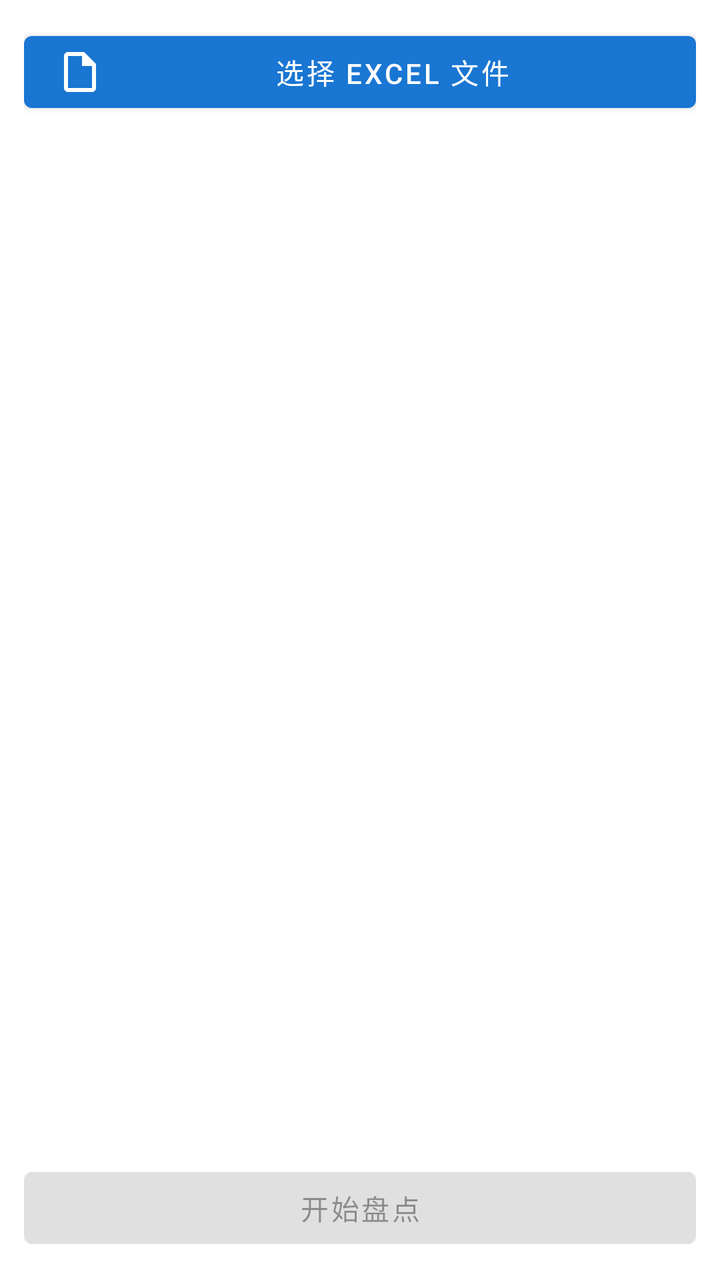
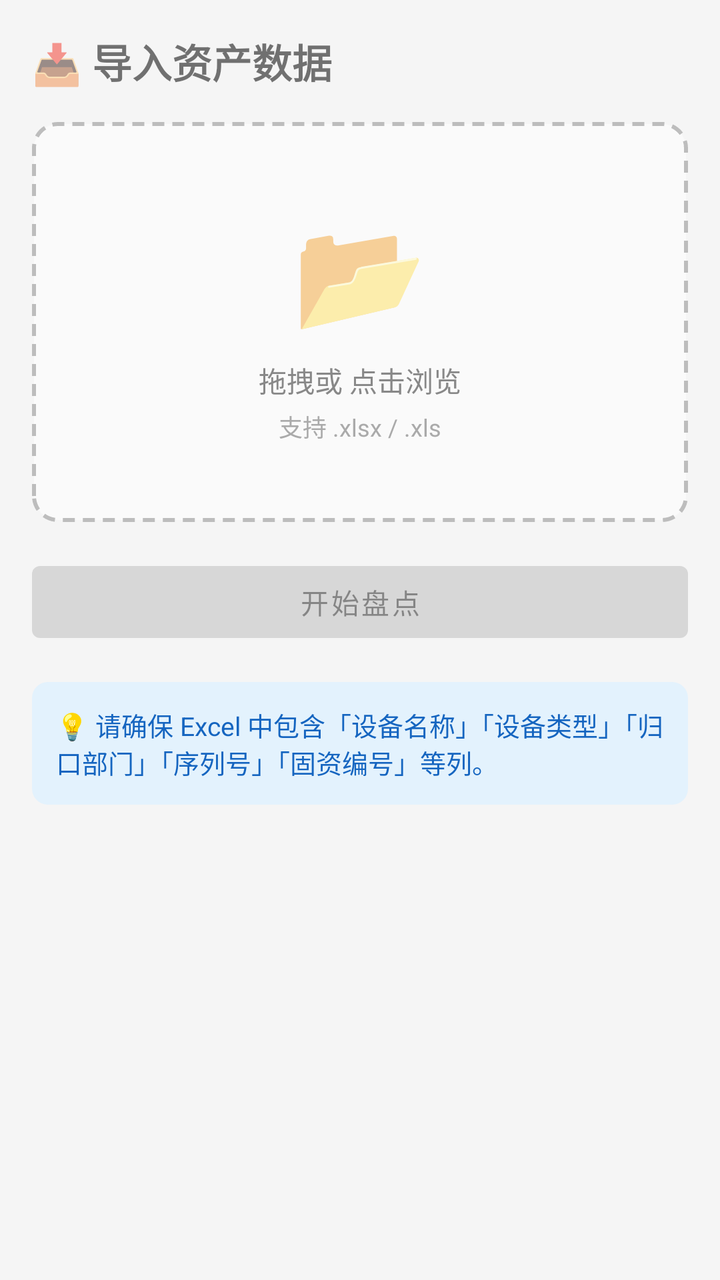

Screens rendered from an Android XML layout before and after an edit, with the pre-edit source and the edit as a unified diff.
<!-- AndroidManifest.xml: application theme Theme.HuaxiaInventory -->
<!-- res/layout/fragment_import.xml -->
<?xml version="1.0" encoding="utf-8"?>
<androidx.constraintlayout.widget.ConstraintLayout
    xmlns:android="http://schemas.android.com/apk/res/android"
    xmlns:app="http://schemas.android.com/apk/res-auto"
    android:layout_width="match_parent"
    android:layout_height="match_parent"
    android:padding="@dimen/cardMargin">

    <com.google.android.material.button.MaterialButton
        android:id="@+id/pickFileBtn"
        android:layout_width="0dp"
        android:layout_height="wrap_content"
        android:text="@string/import_pick_file"
        app:icon="@drawable/ic_doc"
        app:layout_constraintTop_toTopOf="parent"
        app:layout_constraintStart_toStartOf="parent"
        app:layout_constraintEnd_toEndOf="parent" />

    <androidx.cardview.widget.CardView
        android:id="@+id/fileInfoCard"
        android:layout_width="0dp"
        android:layout_height="wrap_content"
        android:layout_marginTop="16dp"
        android:visibility="gone"
        app:cardCornerRadius="8dp"
        app:layout_constraintTop_toBottomOf="@id/pickFileBtn"
        app:layout_constraintStart_toStartOf="parent"
        app:layout_constraintEnd_toEndOf="parent">

        <LinearLayout
            android:layout_width="match_parent"
            android:layout_height="wrap_content"
            android:orientation="vertical"
            android:padding="@dimen/cardPadding">

            <TextView android:id="@+id/fileNameTv"
                android:layout_width="match_parent"
                android:layout_height="wrap_content"
                android:textSize="@dimen/textSizeBody" />

            <TextView android:id="@+id/countTv"
                android:layout_width="match_parent"
                android:layout_height="wrap_content"
                android:textSize="@dimen/textSizeBody" />

            <TextView android:id="@+id/errorsTv"
                android:layout_width="match_parent"
                android:layout_height="wrap_content"
                android:textSize="@dimen/textSizeBody"
                android:textColor="@color/statusMissing" />
        </LinearLayout>
    </androidx.cardview.widget.CardView>

    <TextView
        android:id="@+id/previewHeaderTv"
        android:layout_width="wrap_content"
        android:layout_height="wrap_content"
        android:layout_marginTop="16dp"
        android:text="@string/import_preview_hint"
        android:textSize="@dimen/textSizeBody"
        android:visibility="gone"
        app:layout_constraintTop_toBottomOf="@id/fileInfoCard"
        app:layout_constraintStart_toStartOf="parent" />

    <androidx.recyclerview.widget.RecyclerView
        android:id="@+id/previewRv"
        android:layout_width="0dp"
        android:layout_height="0dp"
        android:layout_marginTop="8dp"
        android:visibility="gone"
        app:layout_constraintTop_toBottomOf="@id/previewHeaderTv"
        app:layout_constraintStart_toStartOf="parent"
        app:layout_constraintEnd_toEndOf="parent"
        app:layout_constraintBottom_toTopOf="@id/startBtn" />

    <com.google.android.material.button.MaterialButton
        android:id="@+id/startBtn"
        android:layout_width="0dp"
        android:layout_height="wrap_content"
        android:layout_marginTop="16dp"
        android:text="@string/import_start"
        android:enabled="false"
        app:layout_constraintStart_toStartOf="parent"
        app:layout_constraintEnd_toEndOf="parent"
        app:layout_constraintBottom_toBottomOf="parent" />
</androidx.constraintlayout.widget.ConstraintLayout>
<!-- resources referenced by this layout -->
<resources>
  <color name="statusMissing">#C62828</color>
  <dimen name="cardMargin">12dp</dimen>
  <dimen name="cardPadding">16dp</dimen>
  <dimen name="textSizeBody">14sp</dimen>
  <!-- drawable ic_doc (drawable) -->
  <vector xmlns:android="http://schemas.android.com/apk/res/android"
      android:width="24dp" android:height="24dp"
      android:viewportWidth="24" android:viewportHeight="24"
      android:tint="?attr/colorControlNormal">
      <path android:fillColor="@android:color/white"
          android:pathData="M14,2H6c-1.1,0 -2,0.9 -2,2v16c0,1.1 0.9,2 2,2h12c1.1,0 2,-0.9 2,-2V8L14,2zM6,20V4h7v5h5v11H6z"/>
  </vector>
  <string name="import_pick_file">选择 Excel 文件</string>
  <string name="import_preview_hint">预览 (前 10 条)</string>
  <string name="import_start">开始盘点</string>
  <style name="Theme.HuaxiaInventory" parent="Theme.MaterialComponents.DayNight.NoActionBar">
          <item name="colorPrimary">@color/colorPrimary</item>
          <item name="colorPrimaryDark">@color/colorPrimaryDark</item>
          <item name="colorAccent">@color/colorAccent</item>
          <item name="colorOnPrimary">@android:color/white</item>
          <item name="android:statusBarColor">@color/colorPrimary</item>
          <item name="android:windowLightStatusBar">false</item>
          <item name="toolbarStyle">@style/Huaxia.Toolbar</item>
      </style>
  <color name="colorPrimary">#1976D2</color>
  <color name="colorPrimaryDark">#0D47A1</color>
  <color name="colorAccent">#FF9800</color>
  <style name="Huaxia.Toolbar" parent="Widget.MaterialComponents.Toolbar.Primary">
          <item name="android:background">@color/colorPrimary</item>
          <item name="titleTextColor">@android:color/white</item>
          <item name="subtitleTextColor">@android:color/white</item>
          <item name="android:elevation">4dp</item>
      </style>
</resources>

<!-- the commit's change to res/layout/fragment_import.xml (unified diff, before → after) -->
@@ -1,86 +1,116 @@
 <?xml version="1.0" encoding="utf-8"?>
-<androidx.constraintlayout.widget.ConstraintLayout
+<ScrollView
     xmlns:android="http://schemas.android.com/apk/res/android"
     xmlns:app="http://schemas.android.com/apk/res-auto"
     android:layout_width="match_parent"
     android:layout_height="match_parent"
-    android:padding="@dimen/cardMargin">
+    android:background="@color/bgSurface">
 
-    <com.google.android.material.button.MaterialButton
-        android:id="@+id/pickFileBtn"
-        android:layout_width="0dp"
+    <LinearLayout
+        android:layout_width="match_parent"
         android:layout_height="wrap_content"
-        android:text="@string/import_pick_file"
-        app:icon="@drawable/ic_doc"
-        app:layout_constraintTop_toTopOf="parent"
-        app:layout_constraintStart_toStartOf="parent"
-        app:layout_constraintEnd_toEndOf="parent" />
+        android:orientation="vertical"
+        android:padding="@dimen/cardPadding">
 
-    <androidx.cardview.widget.CardView
-        android:id="@+id/fileInfoCard"
-        android:layout_width="0dp"
-        android:layout_height="wrap_content"
-        android:layout_marginTop="16dp"
-        android:visibility="gone"
-        app:cardCornerRadius="8dp"
-        app:layout_constraintTop_toBottomOf="@id/pickFileBtn"
-        app:layout_constraintStart_toStartOf="parent"
-        app:layout_constraintEnd_toEndOf="parent">
+        <TextView
+            android:layout_width="wrap_content"
+            android:layout_height="wrap_content"
+            android:layout_marginBottom="16dp"
+            android:text="@string/import_title"
+            android:textSize="@dimen/textSizeTitle"
+            android:textStyle="bold" />
+
+        <FrameLayout
+            android:id="@+id/uploadArea"
+            android:layout_width="match_parent"
+            android:layout_height="@dimen/uploadAreaHeight"
+            android:background="@drawable/bg_dashed_border"
+            android:clickable="true"
+            android:focusable="true"
+            android:foreground="?attr/selectableItemBackground">
+
+            <LinearLayout
+                android:layout_width="wrap_content"
+                android:layout_height="wrap_content"
+                android:orientation="vertical"
+                android:gravity="center"
+                android:layout_gravity="center">
+
+                <TextView
+                    android:layout_width="wrap_content"
+                    android:layout_height="wrap_content"
+                    android:text="📂"
+                    android:textSize="54sp" />
+
+                <TextView
+                    android:layout_width="wrap_content"
+                    android:layout_height="wrap_content"
+                    android:layout_marginTop="8dp"
+                    android:text="@string/import_upload_hint"
+                    android:textSize="@dimen/textSizeBody"
+                    android:textColor="#888888" />
+
+                <TextView
+                    android:layout_width="wrap_content"
+                    android:layout_height="wrap_content"
+                    android:layout_marginTop="4dp"
+                    android:text="@string/import_upload_format"
+                    android:textSize="@dimen/textSizeLabel"
+                    android:textColor="#AAAAAA" />
+            </LinearLayout>
+        </FrameLayout>
+
+        <LinearLayout
+            android:id="@+id/fileInfoRow"
+            android:layout_width="match_parent"
+            android:layout_height="wrap_content"
+            android:layout_marginTop="12dp"
+            android:background="@drawable/bg_file_info"
+            android:padding="12dp"
+            android:orientation="horizontal"
+            android:gravity="center_vertical"
+            android:visibility="gone">
+
+            <TextView
+                android:id="@+id/fileNameTv"
+                android:layout_width="0dp"
+                android:layout_height="wrap_content"
+                android:layout_weight="1"
+                android:textSize="@dimen/textSizeBody" />
+
+            <TextView
+                android:id="@+id/clearBtn"
+                android:layout_width="wrap_content"
+                android:layout_height="wrap_content"
+                android:text="@string/import_clear"
+                android:textColor="@color/statusMissing"
+                android:padding="4dp"
+                android:clickable="true"
+                android:focusable="true" />
+        </LinearLayout>
+
+        <com.google.android.material.button.MaterialButton
+            android:id="@+id/startBtn"
+            android:layout_width="match_parent"
+            android:layout_height="wrap_content"
+            android:layout_marginTop="16dp"
+            android:text="@string/import_start"
+            android:enabled="false" />
 
         <LinearLayout
             android:layout_width="match_parent"
             android:layout_height="wrap_content"
-            android:orientation="vertical"
-            android:padding="@dimen/cardPadding">
+            android:layout_marginTop="16dp"
+            android:background="@drawable/bg_tip_box"
+            android:padding="12dp"
+            android:orientation="horizontal">
 
-            <TextView android:id="@+id/fileNameTv"
+            <TextView
                 android:layout_width="match_parent"
                 android:layout_height="wrap_content"
-                android:textSize="@dimen/textSizeBody" />
-
-            <TextView android:id="@+id/countTv"
-                android:layout_width="match_parent"
-                android:layout_height="wrap_content"
-                android:textSize="@dimen/textSizeBody" />
-
-            <TextView android:id="@+id/errorsTv"
-                android:layout_width="match_parent"
-                android:layout_height="wrap_content"
-                android:textSize="@dimen/textSizeBody"
-                android:textColor="@color/statusMissing" />
+                android:text="@string/import_tip"
+                android:textSize="13sp"
+                android:textColor="@color/tipFg" />
         </LinearLayout>
-    </androidx.cardview.widget.CardView>
-
-    <TextView
-        android:id="@+id/previewHeaderTv"
-        android:layout_width="wrap_content"
-        android:layout_height="wrap_content"
-        android:layout_marginTop="16dp"
-        android:text="@string/import_preview_hint"
-        android:textSize="@dimen/textSizeBody"
-        android:visibility="gone"
-        app:layout_constraintTop_toBottomOf="@id/fileInfoCard"
-        app:layout_constraintStart_toStartOf="parent" />
-
-    <androidx.recyclerview.widget.RecyclerView
-        android:id="@+id/previewRv"
-        android:layout_width="0dp"
-        android:layout_height="0dp"
-        android:layout_marginTop="8dp"
-        android:visibility="gone"
-        app:layout_constraintTop_toBottomOf="@id/previewHeaderTv"
-        app:layout_constraintStart_toStartOf="parent"
-        app:layout_constraintEnd_toEndOf="parent"
-        app:layout_constraintBottom_toTopOf="@id/startBtn" />
-
-    <com.google.android.material.button.MaterialButton
-        android:id="@+id/startBtn"
-        android:layout_width="0dp"
-        android:layout_height="wrap_content"
-        android:layout_marginTop="16dp"
-        android:text="@string/import_start"
-        android:enabled="false"
-        app:layout_constraintStart_toStartOf="parent"
-        app:layout_constraintEnd_toEndOf="parent"
-        app:layout_constraintBottom_toBottomOf="parent" />
-</androidx.constraintlayout.widget.ConstraintLayout>
+    </LinearLayout>
+</ScrollView>
<!-- resource entries referenced after the edit -->
@@ -1,20 +1,44 @@
 <!-- resources referenced by this layout -->
 <resources>
+  <color name="bgSurface">#F5F5F5</color>
   <color name="statusMissing">#C62828</color>
-  <dimen name="cardMargin">12dp</dimen>
+  <color name="tipFg">#1565C0</color>
   <dimen name="cardPadding">16dp</dimen>
   <dimen name="textSizeBody">14sp</dimen>
-  <!-- drawable ic_doc (drawable) -->
-  <vector xmlns:android="http://schemas.android.com/apk/res/android"
-      android:width="24dp" android:height="24dp"
-      android:viewportWidth="24" android:viewportHeight="24"
-      android:tint="?attr/colorControlNormal">
-      <path android:fillColor="@android:color/white"
-          android:pathData="M14,2H6c-1.1,0 -2,0.9 -2,2v16c0,1.1 0.9,2 2,2h12c1.1,0 2,-0.9 2,-2V8L14,2zM6,20V4h7v5h5v11H6z"/>
-  </vector>
-  <string name="import_pick_file">选择 Excel 文件</string>
-  <string name="import_preview_hint">预览 (前 10 条)</string>
+  <dimen name="textSizeLabel">12sp</dimen>
+  <dimen name="textSizeTitle">20sp</dimen>
+  <dimen name="uploadAreaHeight">200dp</dimen>
+  <!-- drawable bg_dashed_border (drawable) -->
+  <?xml version="1.0" encoding="utf-8"?>
+  <shape xmlns:android="http://schemas.android.com/apk/res/android"
+      android:shape="rectangle">
+      <stroke android:width="2dp"
+          android:color="@color/borderDashed"
+          android:dashWidth="6dp"
+          android:dashGap="4dp" />
+      <corners android:radius="@dimen/cardCornerRadius" />
+      <solid android:color="#FAFAFA" />
+  </shape>
+  <!-- drawable bg_file_info (drawable) -->
+  <?xml version="1.0" encoding="utf-8"?>
+  <shape xmlns:android="http://schemas.android.com/apk/res/android"
+      android:shape="rectangle">
+      <solid android:color="@color/bgSurface" />
+      <corners android:radius="8dp" />
+  </shape>
+  <!-- drawable bg_tip_box (drawable) -->
+  <?xml version="1.0" encoding="utf-8"?>
+  <shape xmlns:android="http://schemas.android.com/apk/res/android"
+      android:shape="rectangle">
+      <solid android:color="@color/tipBg" />
+      <corners android:radius="8dp" />
+  </shape>
+  <string name="import_clear">清除</string>
   <string name="import_start">开始盘点</string>
+  <string name="import_tip">💡 请确保 Excel 中包含「设备名称」「设备类型」「归口部门」「序列号」「固资编号」等列。</string>
+  <string name="import_title">📥 导入资产数据</string>
+  <string name="import_upload_format">支持 .xlsx / .xls</string>
+  <string name="import_upload_hint">拖拽或 点击浏览</string>
   <style name="Theme.HuaxiaInventory" parent="Theme.MaterialComponents.DayNight.NoActionBar">
           <item name="colorPrimary">@color/colorPrimary</item>
           <item name="colorPrimaryDark">@color/colorPrimaryDark</item>
@@ -24,6 +48,9 @@
           <item name="android:windowLightStatusBar">false</item>
           <item name="toolbarStyle">@style/Huaxia.Toolbar</item>
       </style>
+  <color name="borderDashed">#BDBDBD</color>
+  <dimen name="cardCornerRadius">12dp</dimen>
+  <color name="tipBg">#E3F2FD</color>
   <color name="colorPrimary">#1976D2</color>
   <color name="colorPrimaryDark">#0D47A1</color>
   <color name="colorAccent">#FF9800</color>
